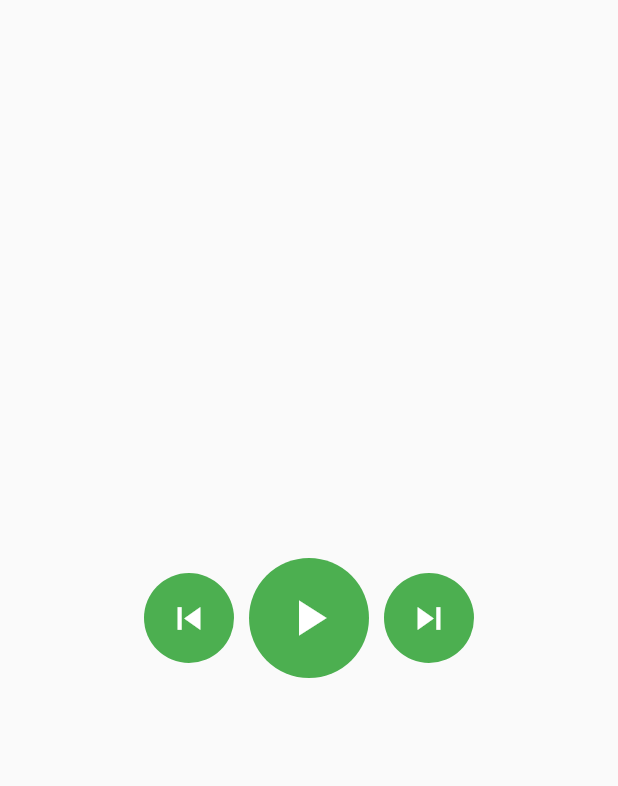
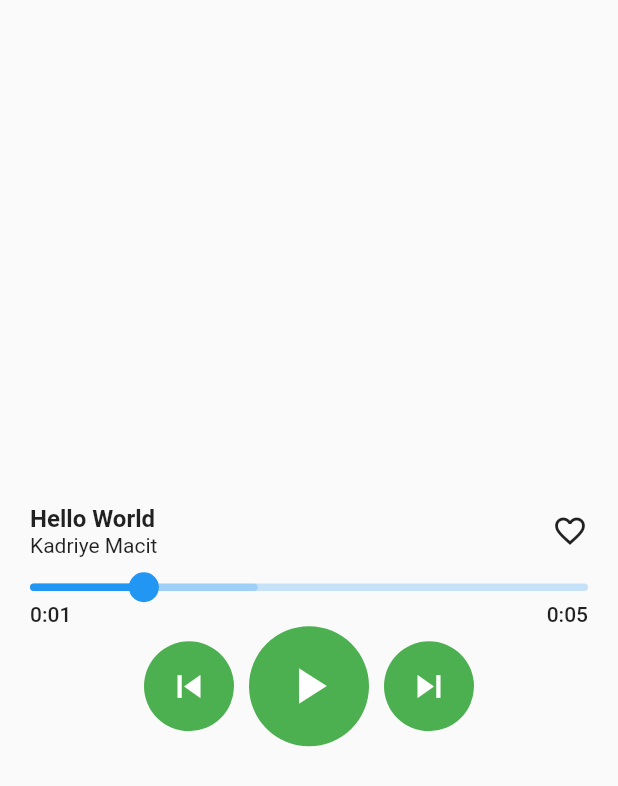
Before and after one commit to KadriyeMacit/Flutter-MP3-Player-with-MobX, a Flutter app: the screen it shows after launch, on a phone screen of 412 x 824 dp. Shown: the top 786 px of the screen. Run offline on Flutter 3.47's test engine with Material 2 defaults, Android fonts, the phone set to English and light mode, and no system bars; drawn by our look-alikes of audio_video_progress_bar.

Commit message:
Add progress bar and flows

```diff
--- /dev/null
+++ b/mobx_mp3/lib/view/features/progress_bar.dart
@@ -0,0 +1,18 @@
+import 'package:audio_video_progress_bar/audio_video_progress_bar.dart';
+import 'package:flutter/material.dart';
+
+class CustomProgressBar extends StatelessWidget {
+  const CustomProgressBar({Key? key}) : super(key: key);
+
+  @override
+  Widget build(BuildContext context) {
+    return ProgressBar(
+      progress: Duration(milliseconds: 1000),
+      buffered: Duration(milliseconds: 2000),
+      total: Duration(milliseconds: 5000),
+      onSeek: (duration) {
+        print('User selected a new time: $duration');
+      },
+    );
+  }
+}
--- /dev/null
+++ b/mobx_mp3/lib/view/features/progress_bottom.dart
@@ -0,0 +1,26 @@
+import 'package:flutter/material.dart';
+import 'package:mobx_mp3/view/buttons/before_button.dart';
+import 'package:mobx_mp3/view/buttons/next_button.dart';
+import 'package:mobx_mp3/view/buttons/play_button.dart';
+
+class ProgressBottom extends StatelessWidget {
+  const ProgressBottom({Key? key}) : super(key: key);
+
+  @override
+  Widget build(BuildContext context) {
+    return Row(
+      mainAxisSize: MainAxisSize.min,
+      children: const [
+        BeforeButton(),
+        SizedBox(
+          width: 10,
+        ),
+        PlayButton(),
+        SizedBox(
+          width: 10,
+        ),
+        NextButton(),
+      ],
+    );
+  }
+}
--- /dev/null
+++ b/mobx_mp3/lib/view/features/progress_top.dart
@@ -0,0 +1,27 @@
+import 'package:flutter/material.dart';
+import 'package:mobx_mp3/view/widgets/singer_title.dart';
+import 'package:mobx_mp3/view/widgets/song_title.dart';
+
+class ProgressTop extends StatelessWidget {
+  const ProgressTop({Key? key}) : super(key: key);
+
+  @override
+  Widget build(BuildContext context) {
+    return Padding(
+      padding: const EdgeInsets.symmetric(vertical: 10.0),
+      child: Row(
+        mainAxisAlignment: MainAxisAlignment.spaceBetween,
+        children: [
+          Column(
+            crossAxisAlignment: CrossAxisAlignment.start,
+            children: const [
+              SongTitle(),
+              SingerTitle(),
+            ],
+          ),
+          const Icon(Icons.favorite_border)
+        ],
+      ),
+    );
+  }
+}
--- a/mobx_mp3/lib/view/home_page.dart
+++ b/mobx_mp3/lib/view/home_page.dart
@@ -1,7 +1,7 @@
 import 'package:flutter/material.dart';
-import 'package:mobx_mp3/view/buttons/before_button.dart';
-import 'package:mobx_mp3/view/buttons/next_button.dart';
-import 'package:mobx_mp3/view/buttons/play_button.dart';
+import 'package:mobx_mp3/view/features/progress_bar.dart';
+import 'package:mobx_mp3/view/features/progress_bottom.dart';
+import 'package:mobx_mp3/view/features/progress_top.dart';
 
 class HomePage extends StatelessWidget {
   const HomePage({Key? key}) : super(key: key);
@@ -9,26 +9,23 @@ class HomePage extends StatelessWidget {
   @override
   Widget build(BuildContext context) {
     return Scaffold(
-        body: Stack(
+        body: Padding(
+      padding: const EdgeInsets.all(20.0),
+      child: Stack(
         children: [
           Align(
             alignment: Alignment.center,
-          child: Row(
+            child: Column(
               mainAxisSize: MainAxisSize.min,
               children: const [
-              BeforeButton(),
-              SizedBox(
-                width: 10,
-              ),
-              PlayButton(),
-              SizedBox(
-                width: 10,
-              ),
-              NextButton(),
+                ProgressTop(),
+                CustomProgressBar(),
+                ProgressBottom(),
               ],
             ),
           ),
         ],
+      ),
     ));
   }
 }
--- /dev/null
+++ b/mobx_mp3/lib/view/widgets/singer_title.dart
@@ -0,0 +1,10 @@
+import 'package:flutter/material.dart';
+
+class SingerTitle extends StatelessWidget {
+  const SingerTitle({Key? key}) : super(key: key);
+
+  @override
+  Widget build(BuildContext context) {
+    return const Text('Kadriye Macit');
+  }
+}
--- /dev/null
+++ b/mobx_mp3/lib/view/widgets/song_title.dart
@@ -0,0 +1,16 @@
+import 'package:flutter/material.dart';
+
+class SongTitle extends StatelessWidget {
+  const SongTitle({Key? key}) : super(key: key);
+
+  @override
+  Widget build(BuildContext context) {
+    return const Text(
+      'Hello World',
+      style: TextStyle(
+        fontWeight: FontWeight.bold,
+        fontSize: 16,
+      ),
+    );
+  }
+}
--- a/mobx_mp3/pubspec.yaml
+++ b/mobx_mp3/pubspec.yaml
@@ -29,6 +29,8 @@ environment:
 dependencies:
   flutter:
     sdk: flutter
+
+  audio_video_progress_bar: ^0.10.0
 
 
   # The following adds the Cupertino Icons font to your application.
```
Lines whose indentation alone changed are shown as unchanged.
